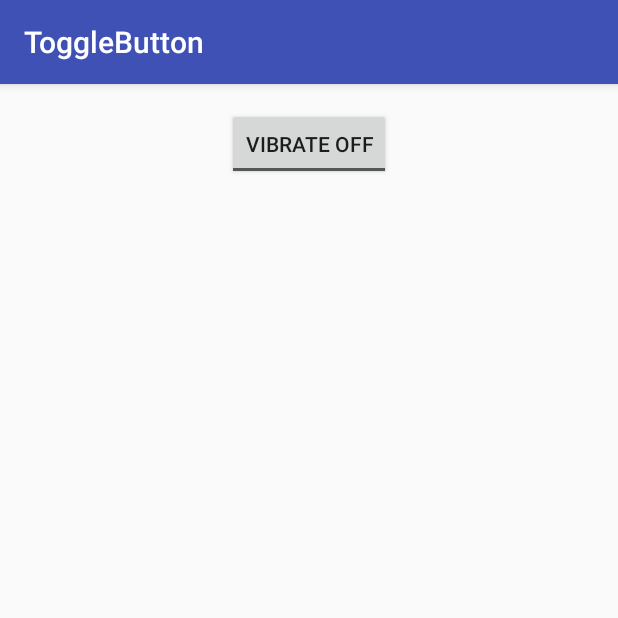
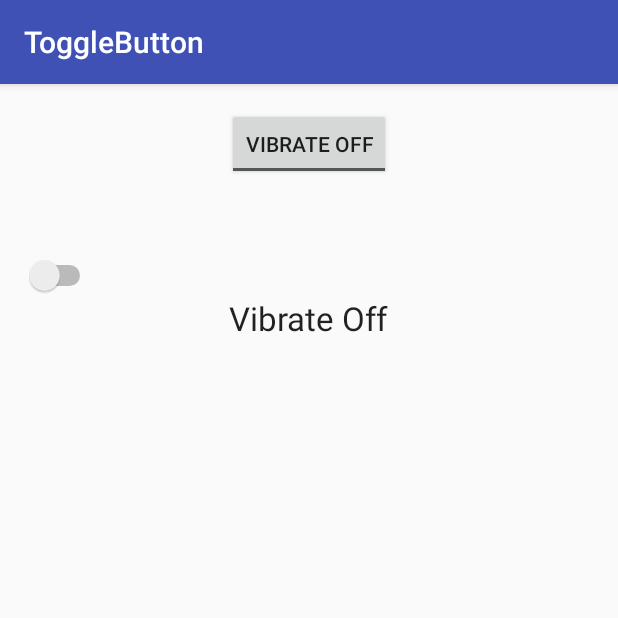
Before and after one commit to rajdeep114/AndroidAppDevelopment, an Android app: the screen it shows after launch (MainActivity), after a tap on "VIBRATE ON", on a phone screen of 412 x 824 dp, the top half of it. Run offline under Robolectric (Android 15) with nearby library versions, the phone set to English and light mode, and no system bars; 1 other tap on this screen came first.

Commit message:
invisble textview

```diff
--- a/ToggleButton/app/src/main/java/com/getapp/togglebutton/MainActivity.java
+++ b/ToggleButton/app/src/main/java/com/getapp/togglebutton/MainActivity.java
@@ -21,11 +21,11 @@ public class MainActivity extends AppCompatActivity {
     public void changeVibrateState(View view) {
         boolean checked = ((ToggleButton) view).isChecked();
         if(checked) {
-            text.setText("VibrateOn");
+            text.setText("Vibrate On");
             text.setVisibility(View.VISIBLE);
         } else {
-            text.setText("VibrateOff");
-            text.setVisibility(View.INVISIBLE);
+            text.setText("Vibrate Off");
+            text.setVisibility(View.VISIBLE);
         }
     }
 }
--- a/ToggleButton/app/src/main/res/layout/activity_main.xml
+++ b/ToggleButton/app/src/main/res/layout/activity_main.xml
@@ -19,7 +19,12 @@
        android:layout_gravity="center_horizontal"
        android:onClick="changeVibrateState"
        android:layout_marginBottom="50dp"/>
+    <Switch
+        android:layout_width="wrap_content"
+        android:layout_height="wrap_content"
 
+
+        />
     <TextView
         android:layout_width="wrap_content"
         android:layout_height="wrap_content"
```
